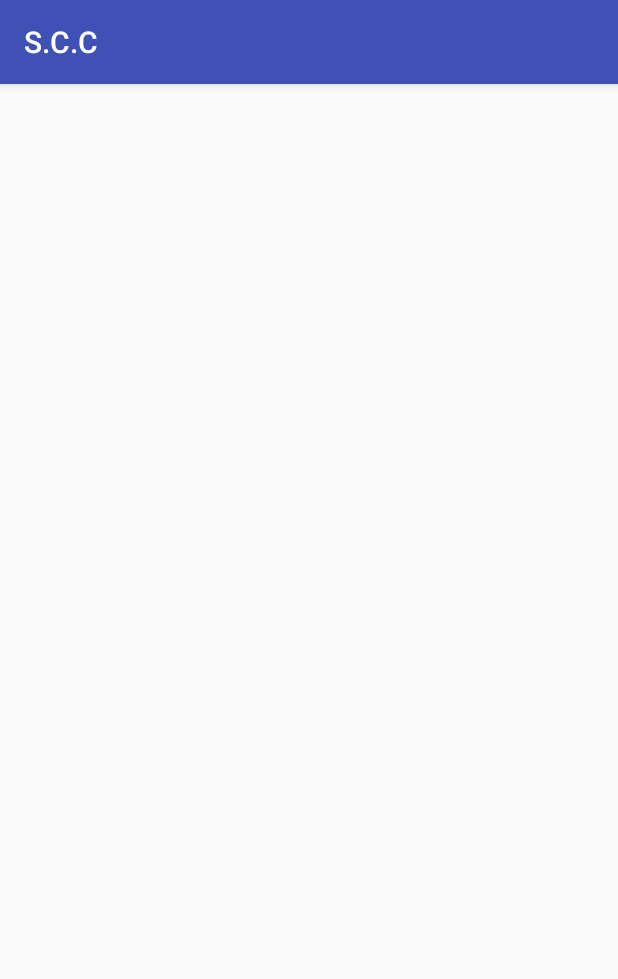
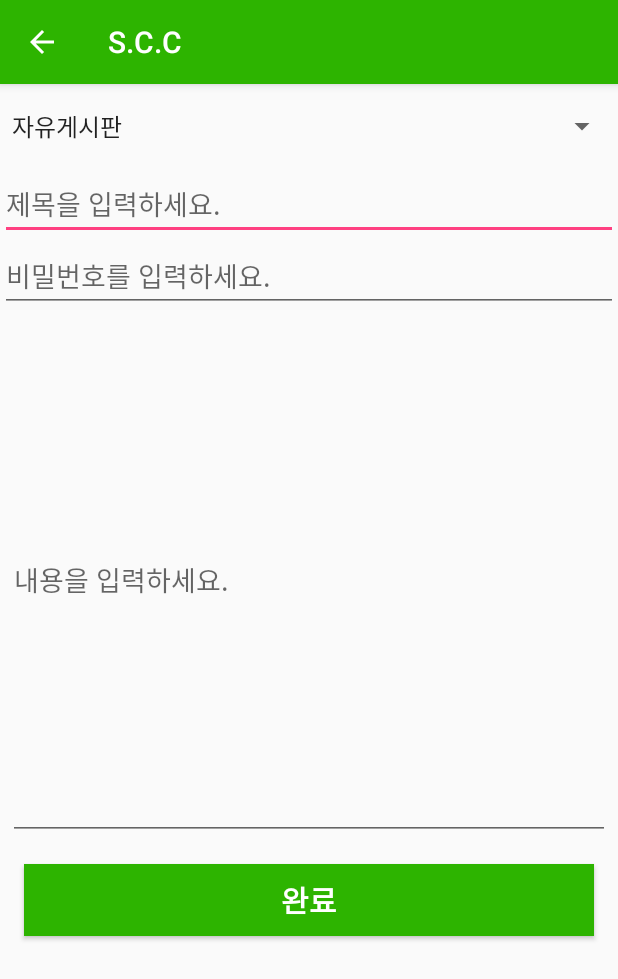
Before and after one commit to skypotato/board, an Android app: the InsertActivity screen opened directly, with no data from a screen before it, on a phone screen of 412 x 824 dp. Shown: the top 979 px of the screen. Run offline under Robolectric (Android 15) with nearby library versions, the light colour scheme and no system bars.

Commit message:
16.10.23 입력폼 완성

```diff
--- a/app/src/main/AndroidManifest.xml
+++ b/app/src/main/AndroidManifest.xml
@@ -20,14 +20,13 @@
             android:theme="@style/AppTheme.NoActionBar">
             <intent-filter>
                 <action android:name="android.intent.action.MAIN" />
-
                 <category android:name="android.intent.category.LAUNCHER" />
             </intent-filter>
         </activity>
         <activity android:name=".InsertActivity" />
         <activity
             android:name=".FirstActivity"
-            android:theme="@style/AppTheme.NoActionBar"></activity>
+            android:theme="@style/AppTheme.NoActionBar" />
     </application>
 
 </manifest>
--- a/app/src/main/java/org/loveornot/board/InsertActivity.java
+++ b/app/src/main/java/org/loveornot/board/InsertActivity.java
@@ -1,7 +1,12 @@
 package org.loveornot.board;
 
+
+import android.os.Bundle;
+import android.support.v7.app.ActionBar;
 import android.support.v7.app.AppCompatActivity;
-import android.os.Bundle;
+import android.view.MenuItem;
+import android.widget.ArrayAdapter;
+import android.widget.Spinner;
 
 public class InsertActivity extends AppCompatActivity {
 
@@ -9,5 +14,26 @@ public class InsertActivity extends AppCompatActivity {
     protected void onCreate(Bundle savedInstanceState) {
         super.onCreate(savedInstanceState);
         setContentView(R.layout.activity_insert);
+
+        /* 뒤로가기버튼 추가*/
+        ActionBar actionBar = getSupportActionBar();
+
+        actionBar.setDisplayHomeAsUpEnabled(true);
+        actionBar.setHomeButtonEnabled(true);
+
+        Spinner spinner =(Spinner) findViewById(R.id.typeSpinner);
+        ArrayAdapter<CharSequence> adapter = ArrayAdapter.createFromResource(this, R.array.type_array, android.R.layout.simple_spinner_item);
+        adapter.setDropDownViewResource(android.R.layout.simple_spinner_dropdown_item);
+        spinner.setAdapter(adapter);
+    }
+
+    @Override
+    public boolean onOptionsItemSelected(MenuItem item) {
+        switch (item.getItemId()) {
+            case android.R.id.home:
+                finish();
+                return true;
+        }
+        return super.onOptionsItemSelected(item);
     }
 }
--- a/app/src/main/res/layout/activity_insert.xml
+++ b/app/src/main/res/layout/activity_insert.xml
@@ -1,10 +1,67 @@
 <?xml version="1.0" encoding="utf-8"?>
-<RelativeLayout xmlns:android="http://schemas.android.com/apk/res/android"
-    xmlns:tools="http://schemas.android.com/tools" android:layout_width="match_parent"
-    android:layout_height="match_parent" android:paddingLeft="@dimen/activity_horizontal_margin"
-    android:paddingRight="@dimen/activity_horizontal_margin"
-    android:paddingTop="@dimen/activity_vertical_margin"
-    android:paddingBottom="@dimen/activity_vertical_margin"
+<LinearLayout xmlns:android="http://schemas.android.com/apk/res/android"
+    xmlns:app="http://schemas.android.com/apk/res-auto"
+    xmlns:tools="http://schemas.android.com/tools"
+    android:layout_width="match_parent"
+    android:layout_height="match_parent"
+    android:orientation="vertical"
     tools:context="org.loveornot.board.InsertActivity">
 
-</RelativeLayout>
+    <ScrollView
+        android:layout_width="match_parent"
+        android:layout_height="match_parent">
+
+        <LinearLayout
+            android:layout_width="match_parent"
+            android:layout_height="wrap_content"
+            android:orientation="vertical">
+
+            <Spinner
+                android:layout_marginTop="16dp"
+                android:layout_marginBottom="16dp"
+                android:id="@+id/typeSpinner"
+                android:prompt="@string/type_prompt"
+                android:layout_width="match_parent"
+                android:layout_height="wrap_content" />
+
+            <EditText
+                android:id="@+id/titleEdit"
+                android:layout_width="match_parent"
+                android:layout_height="wrap_content"
+                android:hint="제목을 입력하세요." />
+
+            <EditText
+                android:id="@+id/passEdit"
+                android:layout_width="match_parent"
+                android:layout_height="wrap_content"
+                android:hint="비밀번호를 입력하세요."
+                android:inputType="textPassword" />
+
+            <EditText
+                android:id="@+id/contentEdit"
+                android:layout_width="match_parent"
+                android:layout_height="wrap_content"
+                android:layout_marginLeft="5dp"
+                android:layout_marginRight="5dp"
+                android:layout_marginTop="5dp"
+                android:hint="내용을 입력하세요."
+                android:inputType="textMultiLine"
+                android:lines="15"
+                android:maxWidth="5.0dip"
+                android:minWidth="10.0dip"
+                android:scrollHorizontally="false" />
+
+            <Button
+                android:layout_margin="16dp"
+                android:background="#2db400"
+                android:layout_width="match_parent"
+                android:layout_height="wrap_content"
+                android:text="완료"
+                android:textSize="20dp"
+                android:textStyle="bold"
+                android:textColor="#ffffff"
+                android:id="@+id/insertBt" />
+        </LinearLayout>
+    </ScrollView>
+
+</LinearLayout>
--- a/app/src/main/res/menu/main.xml
+++ b/app/src/main/res/menu/main.xml
@@ -1,6 +1,6 @@
 <?xml version="1.0" encoding="utf-8"?>
 <menu xmlns:android="http://schemas.android.com/apk/res/android"
     xmlns:app="http://schemas.android.com/apk/res-auto">
-    <item android:id="@+id/action_search" android:title="닫기"
+    <item android:id="@+id/action_search" android:title="검색"
        android:icon="@drawable/search" app:showAsAction="always" />
 </menu>
--- a/app/src/main/res/values/colors.xml
+++ b/app/src/main/res/values/colors.xml
@@ -1,6 +1,6 @@
 <?xml version="1.0" encoding="utf-8"?>
 <resources>
-    <color name="colorPrimary">#3F51B5</color>
+    <color name="colorPrimary">#2db400</color>
     <color name="colorPrimaryDark">#2db400</color>
     <color name="colorAccent">#FF4081</color>
     <color name="floatingAction">#5B7484</color>
--- a/app/src/main/res/values/strings.xml
+++ b/app/src/main/res/values/strings.xml
@@ -6,4 +6,13 @@
     <string name="navigation_drawer_close">Close navigation drawer</string>
 
     <string name="action_settings">Settings</string>
+
+    <string name="type_prompt">게시판을 선택하세요.</string>
+    <string-array name="type_array">
+        <item>자유게시판</item>
+        <item>삽니다.</item>
+        <item>팝니다.</item>
+        <item>익명게시판</item>
+        <item>번역게시판</item>
+    </string-array>
 </resources>
```
Also changed, not shown: app/src/main/java/org/loveornot/board/FirstActivity.java (+14 -5 lines), app/src/main/java/org/loveornot/board/MainActivity.java (+34 -0 lines), app/src/main/java/org/loveornot/board/MenuSharedPreferences.java (added, +31 -0 lines), app/src/main/res/layout/app_bar_main.xml (+21 -13 lines), app/src/main/res/drawable/cancle.png (added), app/src/main/res/drawable/g_search.png (added).
